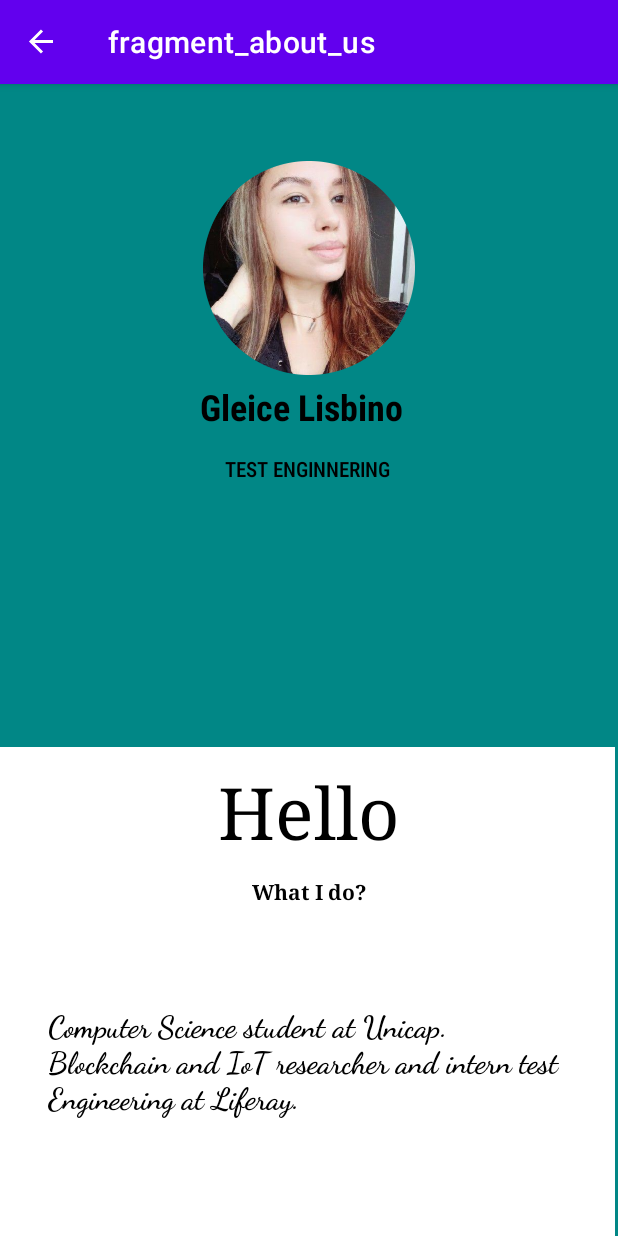
After one commit to jrodolforeis/PontosRecife, an Android app: the AboutUsFragment screen opened through its navigation route, on a phone screen of 412 x 824 dp. The commit adds this screen. Run offline under Robolectric (Android 15) with nearby library versions, the phone set to English and light mode, and no system bars; our stand-ins replace data binding, navigation-ui.

Commit message:
About Us Fisrt

```diff
--- a/app/build.gradle
+++ b/app/build.gradle
@@ -46,6 +46,8 @@ dependencies {
     implementation 'com.google.android.material:material:1.3.0'
     implementation 'androidx.constraintlayout:constraintlayout:2.0.4'
     implementation 'androidx.legacy:legacy-support-v4:1.0.0'
+    implementation 'androidx.lifecycle:lifecycle-livedata-ktx:2.3.1'
+    implementation 'androidx.lifecycle:lifecycle-viewmodel-ktx:2.3.1'
     testImplementation 'junit:junit:4.+'
     androidTestImplementation 'androidx.test.ext:junit:1.1.2'
     androidTestImplementation 'androidx.test.espresso:espresso-core:3.3.0'
--- /dev/null
+++ b/app/src/main/java/com/example/pontosrecife/AboutUsFragment.kt
@@ -0,0 +1,31 @@
+package com.example.pontosrecife
+
+import androidx.lifecycle.ViewModelProvider
+import android.os.Bundle
+import androidx.fragment.app.Fragment
+import android.view.LayoutInflater
+import android.view.View
+import android.view.ViewGroup
+
+class AboutUsFragment : Fragment() {
+
+    companion object {
+        fun newInstance() = AboutUsFragment()
+    }
+
+    private lateinit var viewModel: AboutUsViewModel
+
+    override fun onCreateView(
+        inflater: LayoutInflater, container: ViewGroup?,
+        savedInstanceState: Bundle?
+    ): View? {
+        return inflater.inflate(R.layout.fragment_about_us, container, false)
+    }
+
+    override fun onActivityCreated(savedInstanceState: Bundle?) {
+        super.onActivityCreated(savedInstanceState)
+        viewModel = ViewModelProvider(this).get(AboutUsViewModel::class.java)
+        // TODO: Use the ViewModel
+    }
+
+}
--- /dev/null
+++ b/app/src/main/java/com/example/pontosrecife/AboutUsViewModel.kt
@@ -0,0 +1,7 @@
+package com.example.pontosrecife
+
+import androidx.lifecycle.ViewModel
+
+class AboutUsViewModel : ViewModel() {
+    // TODO: Implement the ViewModel
+}
--- /dev/null
+++ b/app/src/main/res/layout/fragment_about_us.xml
@@ -0,0 +1,120 @@
+<?xml version="1.0" encoding="utf-8"?>
+<androidx.constraintlayout.widget.ConstraintLayout xmlns:android="http://schemas.android.com/apk/res/android"
+xmlns:app="http://schemas.android.com/apk/res-auto"
+xmlns:tools="http://schemas.android.com/tools"
+android:layout_width="match_parent"
+android:layout_height="match_parent"
+android:background="@color/teal_700"
+android:drawingCacheQuality="auto"
+tools:context=".AboutUsFragment"
+android:filterTouchesWhenObscured="false">
+
+<TextView
+    android:id="@+id/textView14"
+    android:layout_width="410dp"
+    android:layout_height="326dp"
+    android:layout_marginTop="44dp"
+    android:background="@android:color/white"
+    android:visibility="visible"
+    app:layout_constraintBottom_toBottomOf="parent"
+    app:layout_constraintEnd_toEndOf="parent"
+    app:layout_constraintHorizontal_bias="0.0"
+    app:layout_constraintStart_toStartOf="parent"
+    app:layout_constraintTop_toBottomOf="@+id/textView3"
+    app:layout_constraintVertical_bias="1.0"
+    tools:visibility="visible" />
+
+<TextView
+    android:id="@+id/textView13"
+    android:layout_width="348dp"
+    android:layout_height="76dp"
+    android:layout_marginStart="15dp"
+    android:layout_marginEnd="15dp"
+    android:layout_marginBottom="76dp"
+    android:fontFamily="cursive"
+    android:text="@string/gleice_description"
+    android:textColor="@android:color/black"
+    android:textSize="20sp"
+    android:textStyle="bold"
+    app:layout_constraintBottom_toBottomOf="parent"
+    app:layout_constraintEnd_toEndOf="parent"
+    app:layout_constraintStart_toStartOf="parent" />
+
+<TextView
+    android:id="@+id/textView2"
+    android:layout_width="145dp"
+    android:layout_height="48dp"
+    android:layout_marginStart="130dp"
+    android:layout_marginTop="1dp"
+    android:layout_marginEnd="130dp"
+    android:fontFamily="sans-serif-condensed-medium"
+    android:text="@string/gleice_name"
+    android:textColor="@android:color/black"
+    android:textSize="24sp"
+    android:textStyle="bold"
+    app:layout_constraintEnd_toEndOf="parent"
+    app:layout_constraintStart_toStartOf="parent"
+    app:layout_constraintTop_toBottomOf="@+id/imageView4" />
+
+<TextView
+    android:id="@+id/textView3"
+    android:layout_width="wrap_content"
+    android:layout_height="wrap_content"
+    android:layout_marginStart="153dp"
+    android:layout_marginEnd="155dp"
+    android:fontFamily="sans-serif-condensed-light"
+    android:text="@string/gleice_fun"
+    android:textColor="@android:color/black"
+    android:textStyle="bold"
+    app:layout_constraintEnd_toEndOf="parent"
+    app:layout_constraintStart_toStartOf="parent"
+    app:layout_constraintTop_toBottomOf="@+id/textView2" />
+
+<TextView
+    android:id="@+id/textView17"
+    android:layout_width="wrap_content"
+    android:layout_height="wrap_content"
+    android:layout_marginStart="153dp"
+    android:layout_marginTop="220dp"
+    android:layout_marginEnd="155dp"
+    android:layout_marginBottom="60dp"
+    android:fontFamily="serif"
+    android:text="@string/my_sal"
+    android:textColor="@android:color/black"
+    android:textStyle="bold"
+    app:layout_constraintBottom_toTopOf="@+id/textView13"
+    app:layout_constraintEnd_toEndOf="parent"
+    app:layout_constraintHorizontal_bias="0.538"
+    app:layout_constraintStart_toStartOf="parent"
+    app:layout_constraintTop_toBottomOf="@+id/textView2"
+    app:layout_constraintVertical_bias="0.882" />
+
+<TextView
+    android:id="@+id/textView6"
+    android:layout_width="wrap_content"
+    android:layout_height="wrap_content"
+    android:layout_marginStart="155dp"
+    android:layout_marginEnd="155dp"
+    android:layout_marginBottom="32dp"
+    android:fontFamily="serif"
+    android:text="@string/simple_hello"
+    android:textColor="@android:color/black"
+    android:textSize="48sp"
+    app:layout_constraintBottom_toBottomOf="@+id/textView17"
+    app:layout_constraintEnd_toEndOf="parent"
+    app:layout_constraintStart_toStartOf="parent" />
+
+<ImageView
+    android:id="@+id/imageView4"
+    android:layout_width="141dp"
+    android:layout_height="149dp"
+    android:layout_marginStart="130dp"
+    android:layout_marginTop="48dp"
+    android:layout_marginEnd="130dp"
+    android:src="@drawable/meprofile"
+    app:layout_constraintEnd_toEndOf="parent"
+    app:layout_constraintStart_toStartOf="parent"
+    app:layout_constraintTop_toTopOf="parent"
+    android:contentDescription="@string/do_todo" />
+
+</androidx.constraintlayout.widget.ConstraintLayout>
--- a/app/src/main/res/navigation/navigation.xml
+++ b/app/src/main/res/navigation/navigation.xml
@@ -1,10 +1,17 @@
 <?xml version="1.0" encoding="utf-8"?>
 <navigation xmlns:android="http://schemas.android.com/apk/res/android"
-    xmlns:app="http://schemas.android.com/apk/res-auto" android:id="@+id/navigation"
+    xmlns:app="http://schemas.android.com/apk/res-auto"
+    xmlns:tools="http://schemas.android.com/tools"
+    android:id="@+id/navigation"
     app:startDestination="@id/titleFragment">
 
     <fragment
         android:id="@+id/titleFragment"
         android:name="com.example.pontosrecife.TitleFragment"
         android:label="@string/inicio" />
+    <fragment
+        android:id="@+id/aboutUsFragment"
+        android:name="com.example.pontosrecife.AboutUsFragment"
+        android:label="fragment_about_us"
+        tools:layout="@layout/fragment_about_us" />
 </navigation>
--- a/app/src/main/res/values/strings.xml
+++ b/app/src/main/res/values/strings.xml
@@ -2,5 +2,12 @@
     <string name="app_name">PontosRecife</string>
     <string name="inicio">Início</string>
     <string name="placeholder">missingContent</string>
+
     <string name="about">About us</string>
+    <string name="my_sal">What I do?</string>
+    <string name="gleice_description">Computer Science student at Unicap. Blockchain and IoT researcher and intern test Engineering at Liferay.</string>
+    <string name="gleice_name">Gleice Lisbino</string>
+    <string name="gleice_fun">TEST ENGINNERING</string>
+    <string name="simple_hello">Hello</string>
+    <string name="do_todo">TODO</string>
 </resources>
```
Also changed, not shown: app/src/main/res/drawable/meprofile.png (added).
